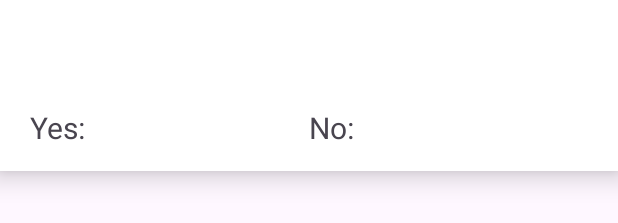
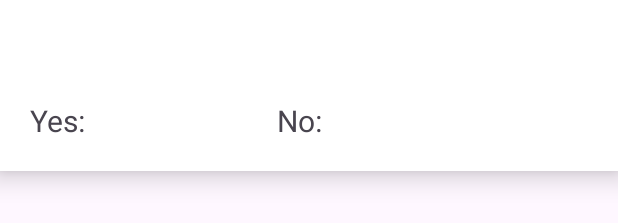
Before and after one commit to pereprior/ORBYS-Vote, an Android app: the layout dialog_launch_question.xml on its own in the app's theme, with its tools: preview values and no code run, on a phone screen of 412 x 824 dp. Shown: the part 322-545 px from the top of the screen. Run offline under Robolectric (Android 15) with nearby library versions, the phone set to English and light mode, and no system bars.

Commit message:
flow refactor

```diff
--- a/app/src/main/res/layout/dialog_launch_question.xml
+++ b/app/src/main/res/layout/dialog_launch_question.xml
@@ -37,36 +37,38 @@ android:gravity="center_horizontal">
         android:layout_width="match_parent"
         android:layout_height="wrap_content"
         android:orientation="horizontal"
-        android:gravity="center_vertical">
+        android:gravity="center"
+        android:layout_marginTop="10dp" >
 
         <TextView
             android:id="@+id/count_yes"
-            android:layout_width="0dp"
+            android:layout_width="wrap_content"
             android:layout_height="wrap_content"
             android:layout_weight="1"
             android:textSize="20sp"
-            android:layout_marginTop="10dp"
+
             android:text="@string/yes_aswers" />
 
         <TextView
             android:id="@+id/yes_answers_count"
             android:layout_width="wrap_content"
             android:layout_height="wrap_content"
+            android:layout_marginEnd="50dp"
             android:textSize="20sp" />
 
         <TextView
             android:id="@+id/count_no"
-            android:layout_width="0dp"
+            android:layout_width="wrap_content"
             android:layout_height="wrap_content"
             android:layout_weight="1"
             android:textSize="20sp"
-            android:layout_marginTop="10dp"
             android:text="@string/no_aswers" />
 
         <TextView
             android:id="@+id/no_answers_count"
             android:layout_width="wrap_content"
             android:layout_height="wrap_content"
+            android:layout_marginEnd="100dp"
             android:textSize="20sp" />
 
     </LinearLayout>
```
